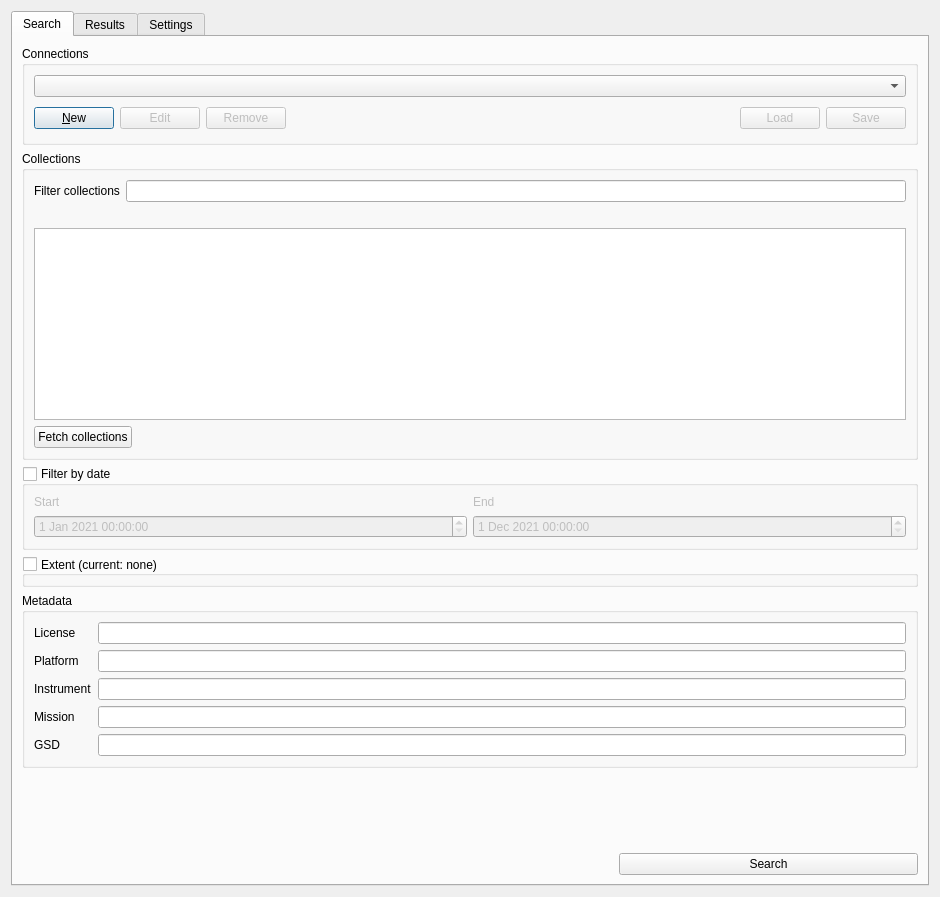
The window that src/qgis_stac/ui/qgis_stac_widget.ui (stac-utils/qgis-stac-plugin) describes before a commit, drawn with Qt 5.
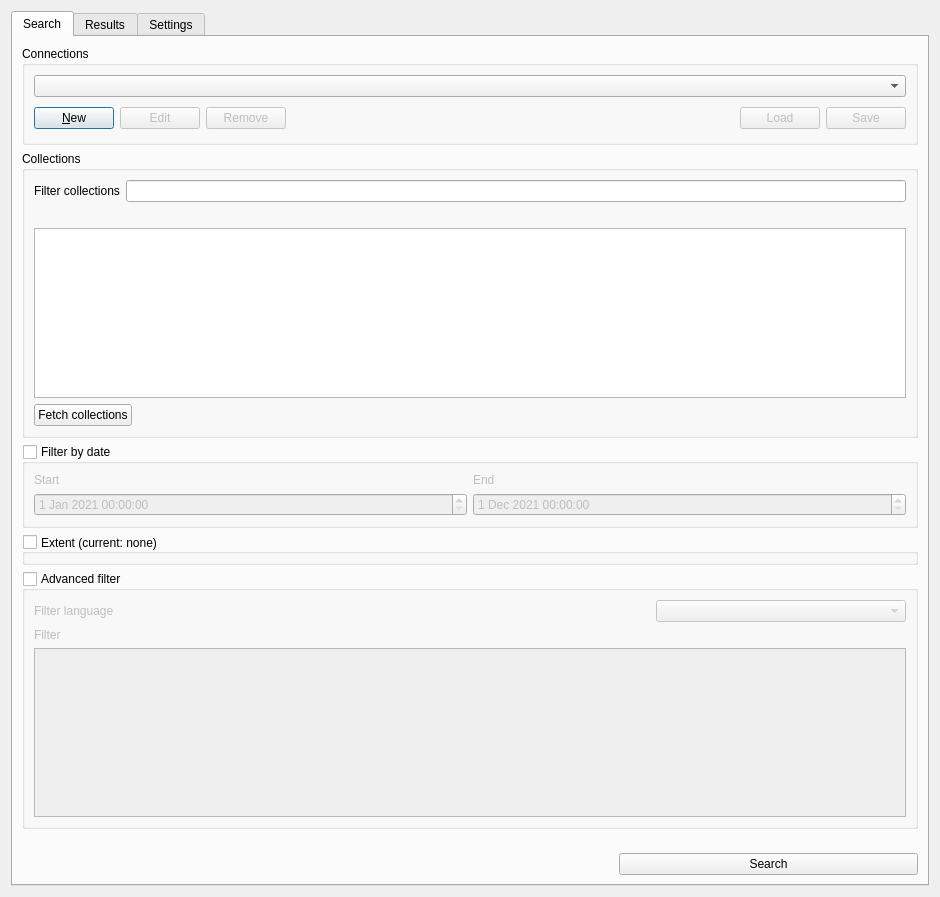
The same window after the commit. Custom widgets are drawn as their Qt base class.

Commit message: include advanced group to take filter inputs

Patch:
```diff
--- a/src/qgis_stac/ui/qgis_stac_widget.ui
+++ b/src/qgis_stac/ui/qgis_stac_widget.ui
@@ -339,10 +339,10 @@
        <item>
         <widget class="QgsCollapsibleGroupBox" name="metadata_group">
          <property name="title">
-          <string>Metadata</string>
+          <string>Advanced filter</string>
          </property>
          <property name="checkable">
-          <bool>false</bool>
+          <bool>true</bool>
          </property>
          <property name="checked">
           <bool>false</bool>
@@ -350,56 +350,56 @@
          <property name="collapsed">
           <bool>true</bool>
          </property>
-         <layout class="QGridLayout" name="gridLayout">
-          <item row="0" column="0">
-           <widget class="QLabel" name="label_4">
-            <property name="text">
-             <string>License</string>
-            </property>
-           </widget>
+         <layout class="QVBoxLayout" name="verticalLayout_12">
+          <item>
+           <layout class="QHBoxLayout" name="horizontalLayout_7">
+            <item>
+             <widget class="QLabel" name="label_4">
+              <property name="toolTip">
+               <string>Filter and search the fetched collections, using the title property.</string>
+              </property>
+              <property name="text">
+               <string>Filter language</string>
+              </property>
+             </widget>
+            </item>
+            <item>
+             <spacer name="horizontalSpacer_6">
+              <property name="orientation">
+               <enum>Qt::Horizontal</enum>
+              </property>
+              <property name="sizeHint" stdset="0">
+               <size>
+                <width>40</width>
+                <height>20</height>
+               </size>
+              </property>
+             </spacer>
+            </item>
+            <item>
+             <widget class="QComboBox" name="filter_lang_cmb">
+              <property name="minimumSize">
+               <size>
+                <width>250</width>
+                <height>0</height>
+               </size>
+              </property>
+              <property name="minimumContentsLength">
+               <number>0</number>
+              </property>
+             </widget>
+            </item>
+           </layout>
           </item>
-          <item row="0" column="1">
-           <widget class="QLineEdit" name="lineEdit"/>
-          </item>
-          <item row="1" column="0">
+          <item>
            <widget class="QLabel" name="label_5">
             <property name="text">
-             <string>Platform</string>
+             <string>Filter</string>
             </property>
            </widget>
           </item>
-          <item row="1" column="1">
-           <widget class="QLineEdit" name="lineEdit_2"/>
-          </item>
-          <item row="2" column="0">
-           <widget class="QLabel" name="label_6">
-            <property name="text">
-             <string>Instrument</string>
-            </property>
-           </widget>
-          </item>
-          <item row="2" column="1">
-           <widget class="QLineEdit" name="lineEdit_3"/>
-          </item>
-          <item row="3" column="0">
-           <widget class="QLabel" name="label_11">
-            <property name="text">
-             <string>Mission</string>
-            </property>
-           </widget>
-          </item>
-          <item row="3" column="1">
-           <widget class="QLineEdit" name="lineEdit_4"/>
-          </item>
-          <item row="4" column="0">
-           <widget class="QLabel" name="label_12">
-            <property name="text">
-             <string>GSD</string>
-            </property>
-           </widget>
-          </item>
-          <item row="4" column="1">
-           <widget class="QLineEdit" name="lineEdit_5"/>
+          <item>
+           <widget class="QTextEdit" name="filter_edit"/>
           </item>
          </layout>
         </widget>
```
Left out of the diff: 4 changed lines with no effect on the pictures. The commit also changes 4 other files.
